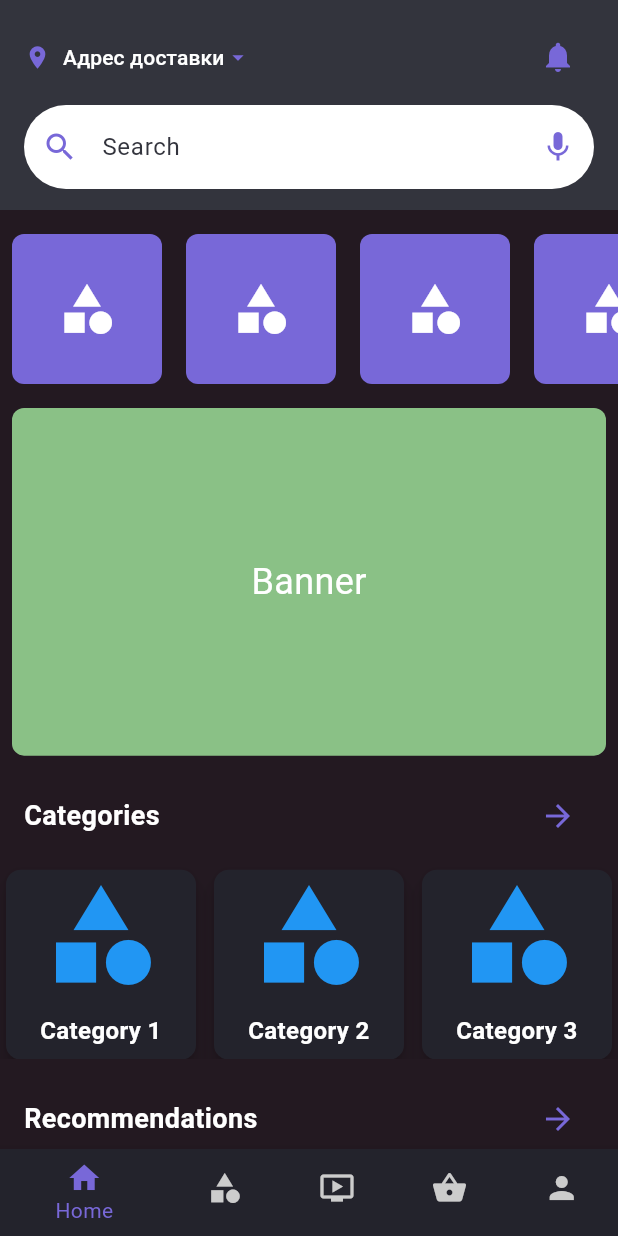
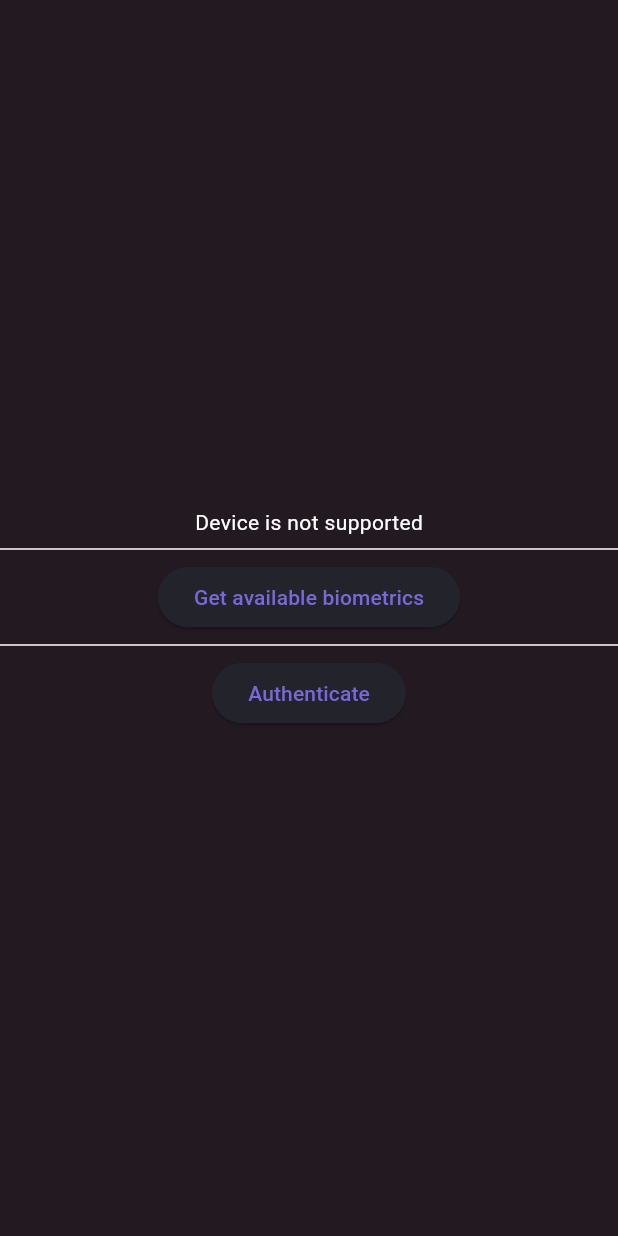
Before and after one commit to IzatIT/flutter-app, a Flutter app: the screen it shows after launch, on a phone screen of 412 x 824 dp. Run offline on Flutter 3.47's test engine with Material 3 defaults, Android fonts, the phone set to English and light mode, and no system bars; our stand-ins replace firebase_core, firebase_messaging, flutter_local_notifications, local_auth, video_player, visibility_detector; accounts and stored records are empty.

Commit message:
Notification page, Auth page and some changes in config files: NOT TESTED - PLEASE CHECK IT AFTER

```diff
--- a/lib/main.dart
+++ b/lib/main.dart
@@ -1,8 +1,12 @@
 import 'package:first_app/pages/index.dart';
 import 'package:flutter/material.dart';
+import 'package:firebase_core/firebase_core.dart'; // Import Firebase Core
+import 'package:firebase_messaging/firebase_messaging.dart'; // Import Firebase Messaging
 
-void main() {
-  runApp(const MainApp());
+void main() async {
+  WidgetsFlutterBinding.ensureInitialized();
+  await Firebase.initializeApp();
+  runApp(MainApp());
 }
 
 class MainApp extends StatelessWidget {
@@ -13,10 +17,10 @@ class MainApp extends StatelessWidget {
     return MaterialApp(
       debugShowCheckedModeBanner: false,
       theme: ThemeData(
-        primaryColor: const Color(0xFF23232C), // Основной цвет
-        scaffoldBackgroundColor: const Color(0xFF231921), // Цвет фона Scaffold
+        primaryColor: const Color(0xFF23232C),
+        scaffoldBackgroundColor: const Color(0xFF231921),
         appBarTheme: const AppBarTheme(
-          backgroundColor: Color(0xFF33343D), // Цвет AppBar
+          backgroundColor: Color(0xFF33343D),
         ),
         colorScheme: const ColorScheme(
           brightness: Brightness.dark,
@@ -24,17 +28,21 @@ class MainApp extends StatelessWidget {
           onPrimary: Colors.white,
           secondary: Color(0xFF8AC186),
           onSecondary: Colors.white,
-          error: Color(0xFFFFABC7), // Цвет ошибок
-          onError: Colors.white, // Цвет текста на элементах с ошибками
-          surface: Color(0xFF23232C), // Цвет поверхности (например, карточки)
-          onSurface: Colors.white, // Цвет текста на поверхностях
+          error: Color(0xFFFFABC7),
+          onError: Colors.white,
+          surface: Color(0xFF23232C),
+          onSurface: Colors.white,
         ),
         buttonTheme: const ButtonThemeData(
-          buttonColor: Color(0xFF7868D8), // Цвет кнопок
-          textTheme: ButtonTextTheme.primary, // Цвет текста на кнопках
+          buttonColor: Color(0xFF7868D8),
+          textTheme: ButtonTextTheme.primary,
         ),
       ),
-      home: const HomePage(),
+      routes: {
+        "/": (context) => const AuthPage(),
+        "/notification": (context) => const NotificationPage(),
+        "/home": (context) => const HomePage(),
+      },
     );
   }
 }
--- /dev/null
+++ b/lib/pages/auth/auth.dart
@@ -0,0 +1,74 @@
+import 'package:flutter/material.dart';
+import 'package:flutter/services.dart';
+import 'package:local_auth/local_auth.dart';
+
+class AuthPage extends StatefulWidget {
+  const AuthPage({super.key});
+
+  @override
+  _AuthPageState createState() => _AuthPageState();
+}
+
+class _AuthPageState extends State<AuthPage> {
+  late final LocalAuthentication auth;
+  bool _supportState = false;
+
+  @override
+  void initState() {
+    super.initState();
+    auth = LocalAuthentication();
+    auth.isDeviceSupported().then((bool isSupported) => setState(() {
+          _supportState = isSupported;
+        }));
+  }
+
+  @override
+  Widget build(BuildContext context) {
+    return Scaffold(
+      backgroundColor: const Color(0xFF231921),
+      body: Column(
+        mainAxisAlignment: MainAxisAlignment.center,
+        children: <Widget>[
+          if (_supportState)
+            const Text("Device is supported")
+          else
+            const Text("Device is not supported"),
+          const Divider(),
+          ElevatedButton(
+            onPressed: _getAvaiableBiometrics,
+            child: Text("Get available biometrics"),
+          ),
+          const Divider(),
+          ElevatedButton(
+            onPressed: _authenticate,
+            child: Text("Authenticate"),
+          )
+        ],
+      ),
+    );
+  }
+
+  Future<void> _authenticate() async {
+    try {
+      bool authenticated = await auth.authenticate(
+          localizedReason: "Authenticate or you will die",
+          options: const AuthenticationOptions(
+            stickyAuth: false,
+            biometricOnly: false,
+          ));
+      if (authenticated) {
+        Navigator.pushNamed(context, "/notification");
+      }
+    } on PlatformException catch (e) {}
+  }
+
+  Future<void> _getAvaiableBiometrics() async {
+    List<BiometricType> availableBiometrics =
+        await auth.getAvailableBiometrics();
+    print("Available biometrics: $availableBiometrics");
+
+    if (!mounted) {
+      return;
+    }
+  }
+}
--- a/lib/pages/home/home.dart
+++ b/lib/pages/home/home.dart
@@ -28,7 +28,9 @@ class _HomePageState extends State<HomePage> {
 
   @override
   Widget build(BuildContext context) {
-    return Scaffold(
+    return PopScope(
+      canPop: false,
+      child: Scaffold(
         appBar: _selectedIndex == 0 ? _appBar() : null,
         body: _pages[_selectedIndex],
         bottomNavigationBar: CustomBottomNavBar(
@@ -36,11 +38,13 @@ class _HomePageState extends State<HomePage> {
           onTap: _onItemTapped,
         ),
         backgroundColor: const Color(0xFF231921),
+      ),
     );
   }
 
   AppBar _appBar() {
     return AppBar(
+      automaticallyImplyLeading: false,
       backgroundColor: const Color(0xFF33343D),
       toolbarHeight: 140,
       title: const Column(
--- a/lib/pages/index.dart
+++ b/lib/pages/index.dart
@@ -1 +1,3 @@
 export "home/home.dart";
+export "auth/auth.dart";
+export "notification/notification.dart";
--- /dev/null
+++ b/lib/widgets/banners/index.dart
@@ -0,0 +1 @@
+export "banner_section.dart";
--- /dev/null
+++ b/lib/widgets/categories/index.dart
@@ -0,0 +1,2 @@
+export "categories_carousel.dart";
+export "categories_section.dart";
--- a/lib/widgets/index.dart
+++ b/lib/widgets/index.dart
@@ -1,5 +1,4 @@
-export "banners/banner_section.dart";
-export "categories/categories_carousel.dart";
-export "categories/categories_section.dart";
-export "products/products_section.dart";
+export "banners/index.dart";
+export "categories/index.dart";
 export "screens/index.dart";
+export "products/index.dart";
--- /dev/null
+++ b/lib/widgets/products/index.dart
@@ -0,0 +1 @@
+export "products_section.dart";
--- a/lib/widgets/screens/basket.dart
+++ b/lib/widgets/screens/basket.dart
@@ -51,7 +51,7 @@ class _BasketScreenState extends State<BasketScreen> {
   Widget _buildHeader() {
     return Column(
       children: [
-        AddressSelectFeature(),
+        const AddressSelectFeature(),
         Row(
           mainAxisAlignment: MainAxisAlignment.spaceBetween,
           children: [
--- a/lib/widgets/screens/profile.dart
+++ b/lib/widgets/screens/profile.dart
@@ -13,10 +13,10 @@ class ProfileScreen extends StatelessWidget {
           crossAxisAlignment: CrossAxisAlignment.start,
           children: [
             // Profile Picture
-            Center(
+            const Center(
               child: CircleAvatar(
                 radius: 60,
-                backgroundImage: const AssetImage(
+                backgroundImage: AssetImage(
                     'assets/images/profile.jpg'), // Replace with actual image
               ),
             ),
--- a/lib/widgets/screens/shorts.dart
+++ b/lib/widgets/screens/shorts.dart
@@ -23,6 +23,7 @@ class _ShortsScreenState extends State<ShortsScreen> {
     "assets/videos/example3.mp4",
     "assets/videos/example4.mp4",
   ];
+
   @override
   Widget build(BuildContext context) {
     return Scaffold(
```
Also changed, not shown: lib/pages/notification/notification.dart (added, +123 -0 lines), lib/widgets/basket.dart (deleted, +0 -11 lines), lib/widgets/categories.dart (deleted, +0 -11 lines), lib/widgets/home.dart (deleted, +0 -287 lines), lib/widgets/profile.dart (deleted, +0 -11 lines), lib/widgets/shorts.dart (deleted, +0 -11 lines), pubspec.yaml (+9 -0 lines), pubspec.lock, 10 other files. Lines whose indentation alone changed are shown as unchanged.
